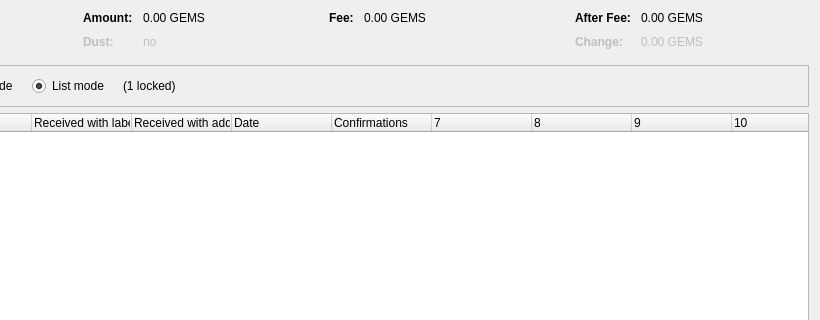
This is src/qt/forms/coincontroldialog.ui in TechnoVisionDev/Gemma-Core as Qt 5 draws it before an edit; both pictures show x 180 to 1000 and y 0 to 320 of the 1000 by 500 pixel window. The edited form follows.
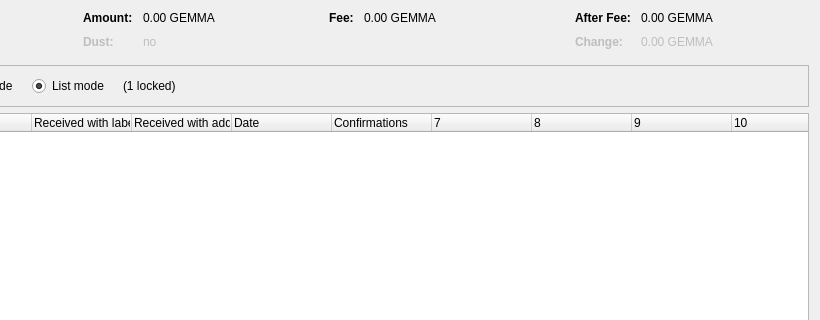
This is the edited form. Custom widgets are drawn as their Qt base class.

Commit message: ticker GEMMA

```diff
--- a/src/qt/forms/coincontroldialog.ui
+++ b/src/qt/forms/coincontroldialog.ui
@@ -132,7 +132,7 @@
           <enum>Qt::ActionsContextMenu</enum>
          </property>
          <property name="text">
-          <string notr="true">0.00 GEMS</string>
+          <string notr="true">0.00 GEMMA</string>
          </property>
          <property name="textInteractionFlags">
           <set>Qt::LinksAccessibleByMouse|Qt::TextSelectableByKeyboard|Qt::TextSelectableByMouse</set>
@@ -212,7 +212,7 @@
           <enum>Qt::ActionsContextMenu</enum>
          </property>
          <property name="text">
-          <string notr="true">0.00 GEMS</string>
+          <string notr="true">0.00 GEMMA</string>
          </property>
          <property name="textInteractionFlags">
           <set>Qt::LinksAccessibleByMouse|Qt::TextSelectableByKeyboard|Qt::TextSelectableByMouse</set>
@@ -257,7 +257,7 @@
           <enum>Qt::ActionsContextMenu</enum>
          </property>
          <property name="text">
-          <string notr="true">0.00 GEMS</string>
+          <string notr="true">0.00 GEMMA</string>
          </property>
          <property name="textInteractionFlags">
           <set>Qt::LinksAccessibleByMouse|Qt::TextSelectableByKeyboard|Qt::TextSelectableByMouse</set>
@@ -292,7 +292,7 @@
           <enum>Qt::ActionsContextMenu</enum>
          </property>
          <property name="text">
-          <string notr="true">0.00 GEMS</string>
+          <string notr="true">0.00 GEMMA</string>
          </property>
          <property name="textInteractionFlags">
           <set>Qt::LinksAccessibleByMouse|Qt::TextSelectableByKeyboard|Qt::TextSelectableByMouse</set>
```
The commit also changes 121 other files.
